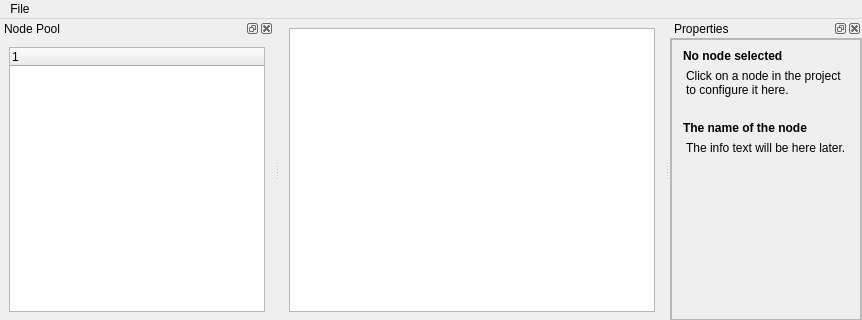
Before: the Qt Designer form mainwindow.ui in oVooVo/FancyMidi, drawn with Qt 5; both pictures show x 0 to 862 and y 0 to 320 of the 862 by 606 pixel window.
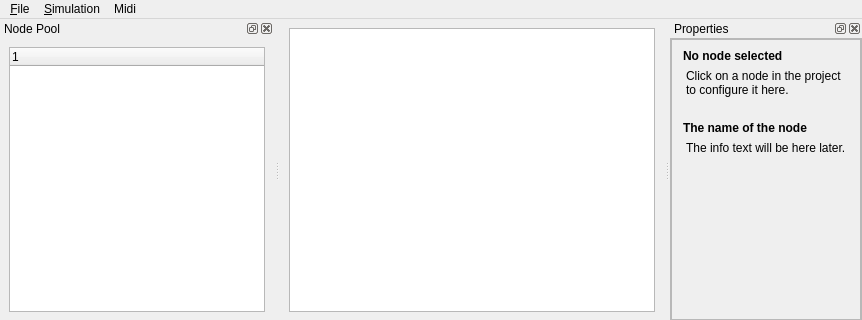
After: the same form once the commit is applied. Custom widgets are drawn as their Qt base class.

The edit to the form file:
```diff
--- a/mainwindow.ui
+++ b/mainwindow.ui
@@ -31,7 +31,7 @@
    </property>
    <widget class="QMenu" name="menuFile">
     <property name="title">
-     <string>File</string>
+     <string>&amp;File</string>
     </property>
     <addaction name="actionNew"/>
     <addaction name="actionOpen"/>
@@ -41,7 +41,23 @@
     <addaction name="separator"/>
     <addaction name="actionQuit"/>
    </widget>
+   <widget class="QMenu" name="menuTimer">
+    <property name="title">
+     <string>&amp;Simulation</string>
+    </property>
+    <addaction name="actionStartStop"/>
+    <addaction name="separator"/>
+   </widget>
+   <widget class="QMenu" name="menuMidi">
+    <property name="title">
+     <string>Midi</string>
+    </property>
+    <addaction name="actionSend_All_Notes_Off"/>
+    <addaction name="actionConnect_Device"/>
+   </widget>
    <addaction name="menuFile"/>
+   <addaction name="menuTimer"/>
+   <addaction name="menuMidi"/>
   </widget>
   <widget class="QStatusBar" name="statusbar"/>
   <widget class="QDockWidget" name="addNodeWidget">
```
Left out of the diff: 41 changed lines with no effect on the pictures.
